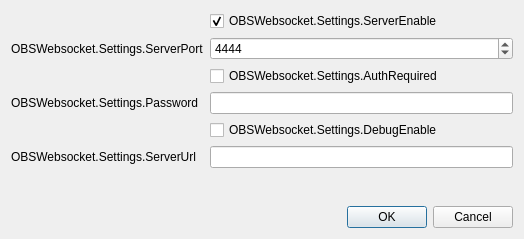
First picture: the form in forms/settings-dialog.ui, repository yinzara/obs-websocket, before the edit.
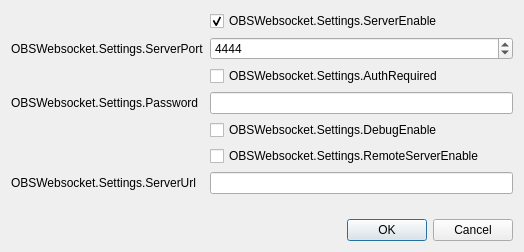
Second picture: the form after the edit.

Commit message: Updates to support configuration and enable of remote server

The edit to the form file:
```diff
--- a/forms/settings-dialog.ui
+++ b/forms/settings-dialog.ui
@@ -7,7 +7,7 @@
     <x>0</x>
     <y>0</y>
     <width>524</width>
-    <height>239</height>
+    <height>252</height>
    </rect>
   </property>
   <property name="sizePolicy">
@@ -89,14 +89,21 @@
        </property>
       </widget>
      </item>
-     <item row="6" column="0">
+     <item row="6" column="1">
+      <widget class="QCheckBox" name="remoteServerEnabled">
+       <property name="text">
+        <string>OBSWebsocket.Settings.RemoteServerEnable</string>
+       </property>
+      </widget>
+     </item>
+     <item row="7" column="0">
       <widget class="QLabel" name="label">
        <property name="text">
         <string>OBSWebsocket.Settings.ServerUrl</string>
        </property>
       </widget>
      </item>
-     <item row="6" column="1">
+     <item row="7" column="1">
       <widget class="QLineEdit" name="serverUrl">
        <property name="minimumSize">
         <size>
```
Left out of the diff: 42 changed lines with no effect on the pictures. The commit also changes 12 other files.
